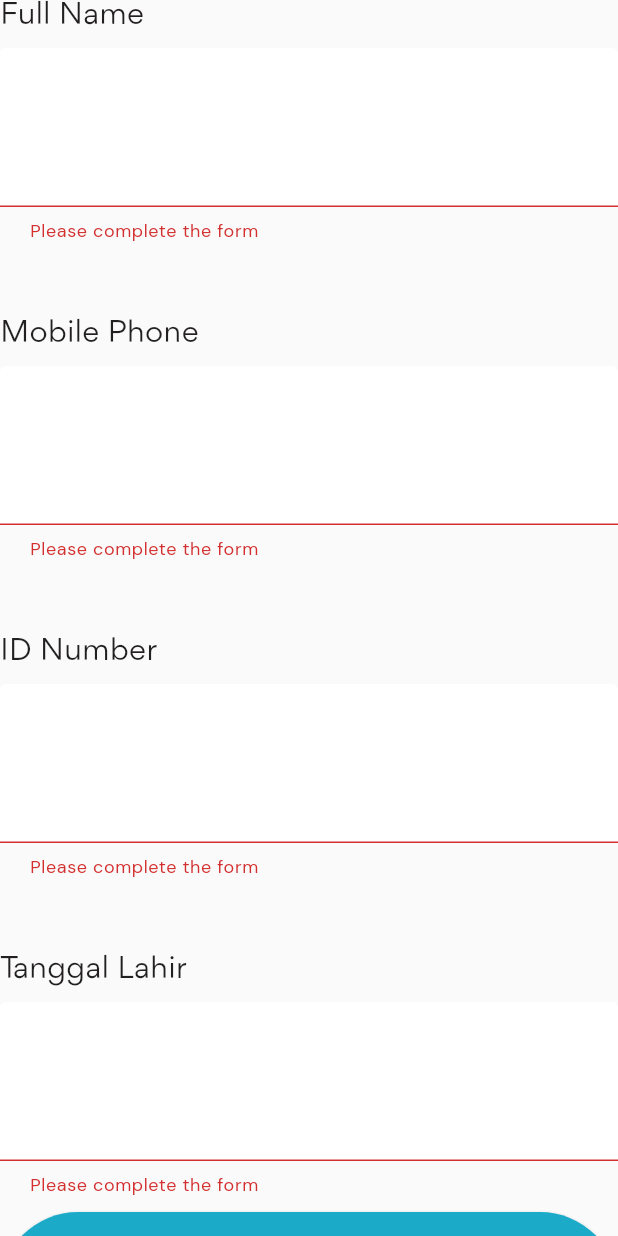
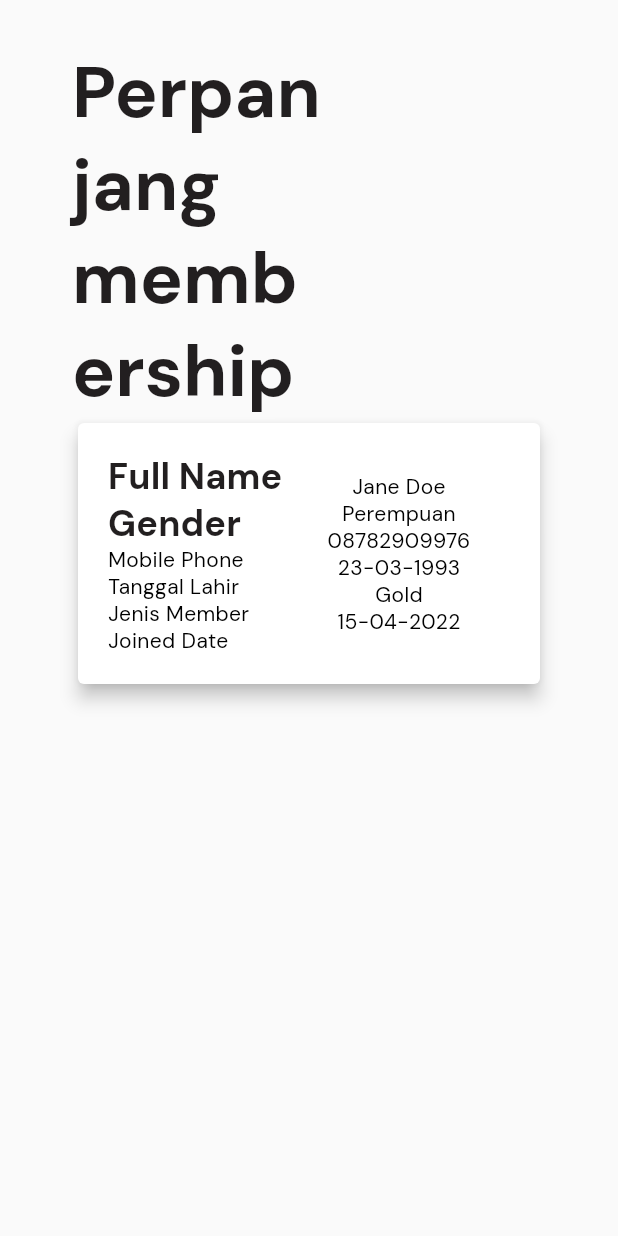
Before and after one commit to faldi-qios/gym-qios, a Flutter app: the ExtendForm widget shown alone on an empty page, opened directly, after a tap on "Enter", on a phone screen of 412 x 824 dp. Run offline on Flutter 3.47's test engine with Material 2 defaults, Android fonts, the phone set to English and light mode, and no system bars; our stand-ins replace go_router, google_fonts; network calls fail.

Commit message:
Working on the summary after the form

```diff
--- a/gym/lib/main.dart
+++ b/gym/lib/main.dart
@@ -5,6 +5,7 @@ import 'package:gym/models/GymClass.dart';
 import 'package:gym/providers/gym_class_provider.dart';
 import 'package:gym/screens/extend_page.dart';
 import 'package:gym/screens/homepage.dart';
+import 'package:gym/screens/member_summary_screen.dart';
 import 'package:provider/provider.dart';
 import 'screens/detailpage.dart';
 import 'screens/enrollpage.dart';
@@ -25,12 +26,18 @@ class MyApp extends StatelessWidget {
           name: "home",
           path: "/",
           builder: (context, state) =>
-              const ExtendPage(), //change it to homepage later
+              const HomePage(), //change it to homepage later
           routes: [
             GoRoute(
               name: "membership",
               path: "membership",
               builder: (context, state) => ExtendPage(),
+              routes: [
+                GoRoute(
+                    name: "summary",
+                    path: "summary",
+                    builder: (context, state) => MemberSummaryScreen())
+              ],
             ),
             GoRoute(
               name: "class",
@@ -91,9 +98,9 @@ class MyApp extends StatelessWidget {
                 letterSpacing: 0.39),
             headlineSmall: GoogleFonts.dmSans(
               fontSize: 24,
-              fontWeight: FontWeight.w700,
+              // fontWeight: FontWeight.w700,
               letterSpacing: 0.12,
-              color: Colors.black87,
+              color: const Color(0XFF221f20),
             ),
             titleLarge: GoogleFonts.dmSans(
               fontSize: 22,
--- /dev/null
+++ b/gym/lib/screens/member_summary_screen.dart
@@ -0,0 +1,76 @@
+import 'package:flutter/material.dart';
+
+class MemberSummaryScreen extends StatelessWidget {
+  const MemberSummaryScreen({super.key});
+
+  @override
+  Widget build(BuildContext context) {
+    return Scaffold(
+      body: SafeArea(
+        child: Padding(
+          padding: const EdgeInsets.only(
+            left: 48.0,
+            right: 48.0,
+            top: 30,
+          ),
+          child: Column(
+            children: [
+              Padding(
+                padding: const EdgeInsets.only(right: 150),
+                child: Text("Perpanjang membership",
+                    style:
+                        Theme.of(context).textTheme.displayLarge!.copyWith()),
+              ),
+              Card(
+                elevation: 5,
+                child: Container(
+                  padding: EdgeInsets.all(10),
+                  margin: EdgeInsets.all(10),
+                  // decoration: ,
+                  child: Row(
+                    children: [
+                      Column(
+                        crossAxisAlignment: CrossAxisAlignment.start,
+                        children: [
+                          Text(
+                            "Full Name",
+                            style: Theme.of(context)
+                                .textTheme
+                                .headlineSmall!
+                                .copyWith(fontWeight: FontWeight.w700),
+                          ),
+                          Text(
+                            "Gender",
+                            style: Theme.of(context)
+                                .textTheme
+                                .headlineSmall!
+                                .copyWith(fontWeight: FontWeight.w700),
+                          ),
+                          Text("Mobile Phone"),
+                          Text("Tanggal Lahir"),
+                          Text("Jenis Member"),
+                          Text("Joined Date")
+                        ],
+                      ),
+                      const SizedBox(width: 30),
+                      Column(
+                        children: [
+                          Text("Jane Doe"),
+                          Text("Perempuan"),
+                          Text("08782909976"),
+                          Text("23-03-1993"),
+                          Text("Gold"),
+                          Text("15-04-2022"),
+                        ],
+                      )
+                    ],
+                  ),
+                ),
+              )
+            ],
+          ),
+        ),
+      ),
+    );
+  }
+}
--- a/gym/lib/widgets/extend_form.dart
+++ b/gym/lib/widgets/extend_form.dart
@@ -253,14 +253,15 @@ class ExtendForm extends StatelessWidget {
                   width: double.infinity,
                   child: ElevatedButton(
                     onPressed: () {
-                      if (_formKey.currentState!.validate()) {
-                        ScaffoldMessenger.of(context).showSnackBar(
-                          const SnackBar(
-                            content: Text(
-                                "This should replaced by route to the payment/confirmation page"),
-                          ),
-                        );
-                      }
+                      // if (_formKey.currentState!.validate()) {
+                      //   ScaffoldMessenger.of(context).showSnackBar(
+                      //     const SnackBar(
+                      //       content: Text(
+                      //           "This should replaced by route to the payment/confirmation page"),
+                      //     ),
+                      //   );
+                      // }
+                      context.go("/membership/summary");
                     }, //This go to membership payment
                     style: ElevatedButton.styleFrom(
                       shape: const StadiumBorder(),
```
Also changed, not shown: gym/lib/widgets/summary_info.dart (added).
